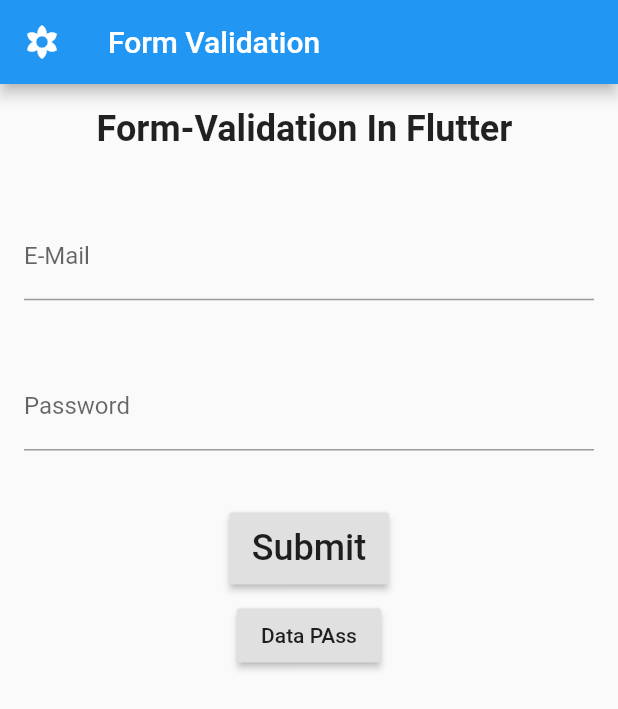
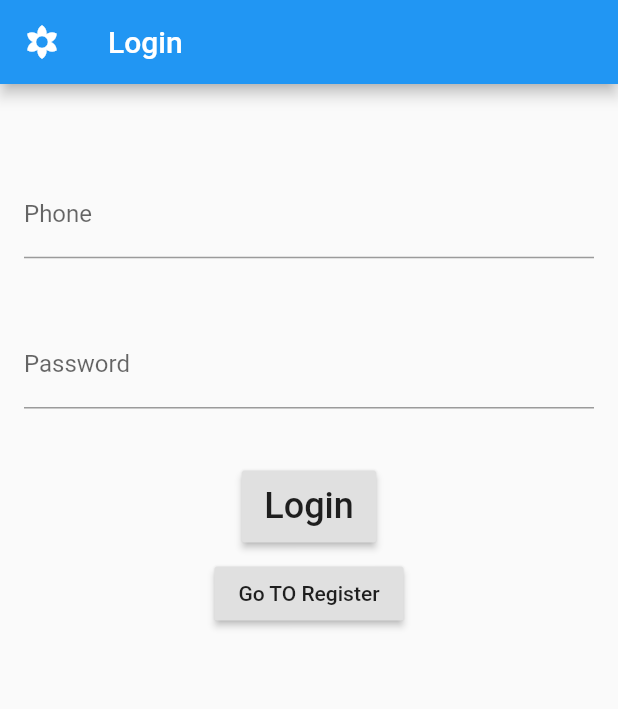
Before and after one commit to xaakib/flutter_everything, a Flutter app: the screen it shows after launch, on a phone screen of 412 x 824 dp. Shown: the top 709 px of the screen. Run offline on Flutter 3.47's test engine with Material 2 defaults, Android fonts, the phone set to English and light mode, and no system bars.

```diff
--- a/lib/famous_live_auth/screens/login_screen.dart
+++ b/lib/famous_live_auth/screens/login_screen.dart
@@ -18,39 +18,31 @@ class FmLoginScreen extends StatelessWidget {
   Widget build(BuildContext context) {
     return Scaffold(
       appBar: AppBar(
-        title: Text("Form Validation"),
+        title: Text("Login"),
         leading: Icon(Icons.filter_vintage),
       ),
       //body
-      body: Padding(
+      body: SingleChildScrollView(
+              child: Container(
+          child: Padding(
             padding: const EdgeInsets.all(16.0),
             //form
             child: Form(
               key: _formKey,
               child: Column(
                 children: <Widget>[
-              Text(
-                "Form-Validation In Flutter ",
-                style: TextStyle(fontSize: 24.0, fontWeight: FontWeight.bold),
-              ),
+
                   //styling
                   SizedBox(
                     height: MediaQuery.of(context).size.width * 0.1,
                   ),
                   TextFormField(
-                decoration: InputDecoration(labelText: 'E-Mail'),
-                keyboardType: TextInputType.emailAddress,
+                    decoration: InputDecoration(labelText: 'Phone'),
+                    keyboardType: TextInputType.number,
                     onFieldSubmitted: (value) {
                       //Validator
                     },
-                validator: (value) {
-                  if (value.isEmpty ||
-                      !RegExp(r"^[a-zA-Z0-9.a-zA-Z0-9.!#$%&'*+-/=?^_`{|}~]+@[a-zA-Z0-9]+\.[a-zA-Z]+")
-                          .hasMatch(value)) {
-                    return 'Enter a valid email!';
-                  }
-                  return null;
-                },
+
                   ),
                   //box styling
                   SizedBox(
@@ -79,7 +71,7 @@ class FmLoginScreen extends StatelessWidget {
                       horizontal: 15.0,
                     ),
                     child: Text(
-                  "Submit",
+                      "Login",
                       style: TextStyle(
                         fontSize: 24.0,
                       ),
@@ -89,9 +81,16 @@ class FmLoginScreen extends StatelessWidget {
                   SizedBox(height: 10),
                   // ignore: deprecated_member_use
                  RaisedButton(
-               child: Text("Data PAss"),
-               onPressed: (){})
+                   child: Text("Go TO Register"),
+                   onPressed: (){
+                     Navigator.pushReplacement(
+                  context,
+                  MaterialPageRoute(
+                      builder: (BuildContext context) => FmRegisterScreen()));
+                   })
                 ],
+              ),
+            ),
           ),
         ),
       ),
```
Also changed, not shown: lib/famous_live_auth/screens/otp_screeen.dart (added, +15 -0 lines), lib/famous_live_auth/screens/register_screen.dart (+58 -10 lines). Lines whose indentation alone changed are shown as unchanged.
